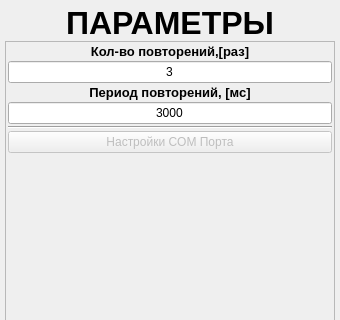
Old version of the form ANDROID_FORMS/settings_form.ui in the repository DavidSiegman/PLC_RF_Configurator; both pictures show x 0 to 340 and y 0 to 320 of the 340 by 560 pixel window.
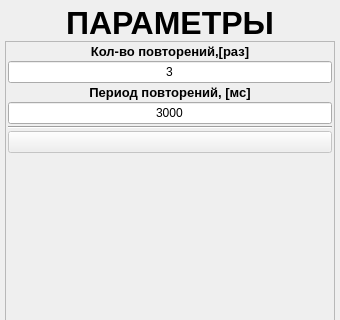
New version of the form. Icons and pictures are not drawn.

Patch:
```diff
--- a/ANDROID_FORMS/settings_form.ui
+++ b/ANDROID_FORMS/settings_form.ui
@@ -73,7 +73,7 @@
         <x>0</x>
         <y>0</y>
         <width>328</width>
-        <height>466</height>
+        <height>467</height>
        </rect>
       </property>
       <layout class="QVBoxLayout" name="verticalLayout">
@@ -240,7 +240,7 @@
           </font>
          </property>
          <property name="text">
-          <string>Настройки COM Порта</string>
+          <string/>
          </property>
         </widget>
        </item>
```
